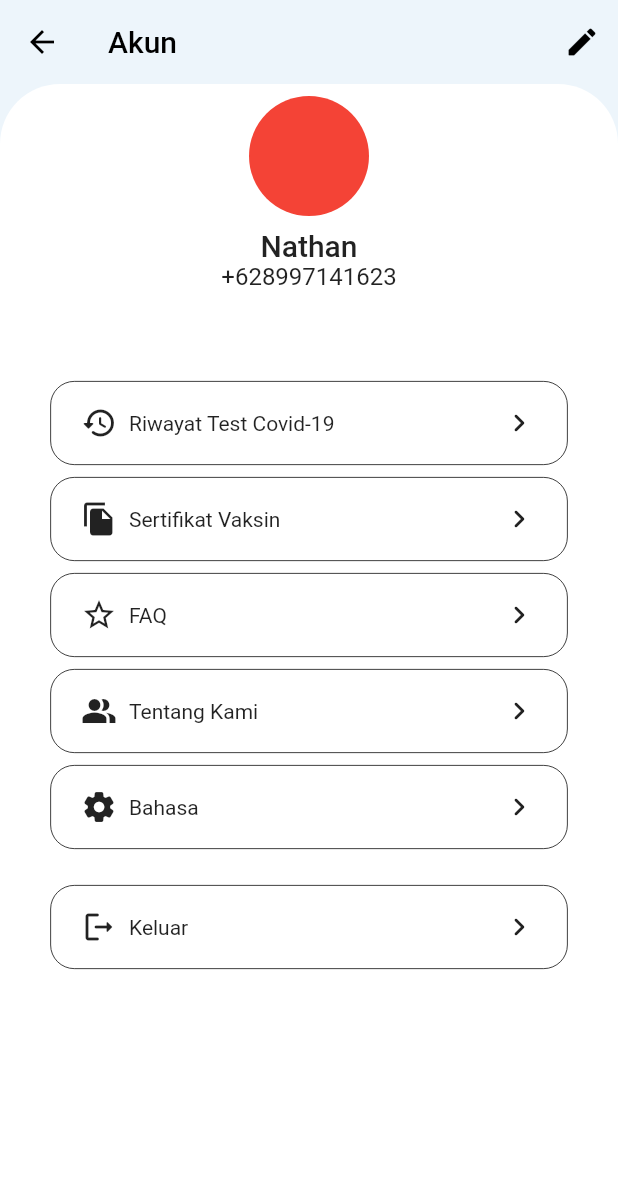
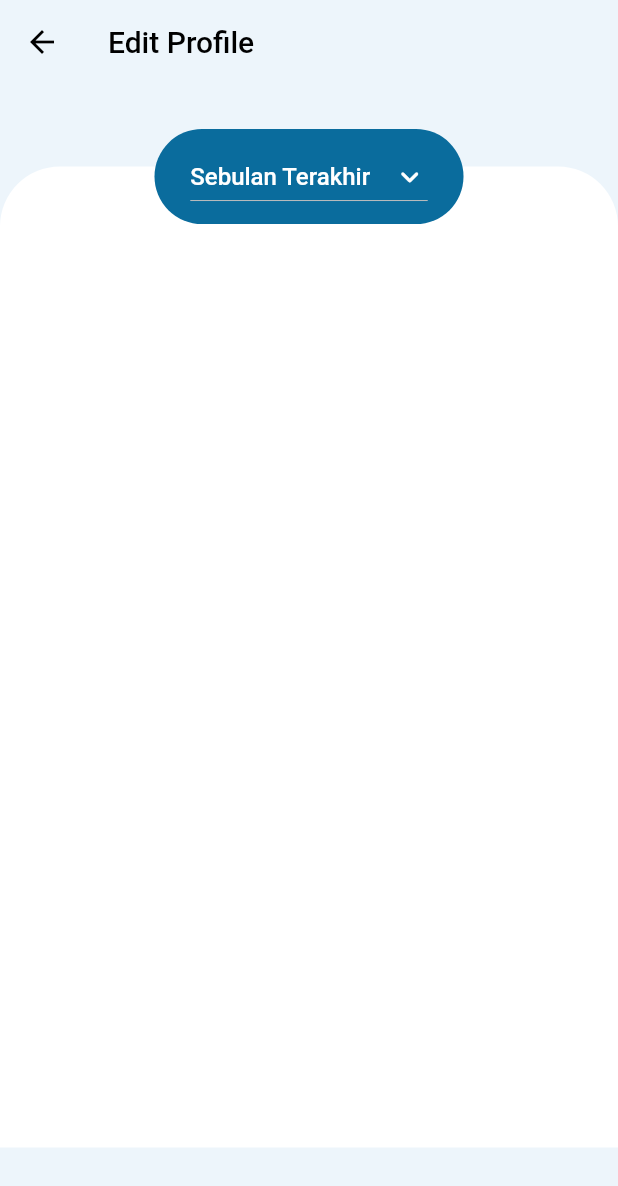
Before and after one commit to vaccination-booking-system/flutter-vaccine-app, a Flutter app: the ProfileScreen screen opened directly, after a tap on "Riwayat Test Covid-19", on a phone screen of 412 x 824 dp. Shown: the top 1186 px of the screen. Run offline on Flutter 3.47's test engine with Material 2 defaults, Android fonts, the phone set to English and light mode, and no system bars; our stand-ins replace carousel_slider, dio, fluttertoast, shared_preferences; accounts and stored records are empty.

Commit message:
Update Login Register and profile

```diff
--- a/evizy/lib/screen/profile/profile_screen.dart
+++ b/evizy/lib/screen/profile/profile_screen.dart
@@ -1,3 +1,5 @@
+import 'package:evizy/screen/profile/edit_profile_screen.dart';
+import 'package:evizy/screen/profile/riwayat_test_covid_screen.dart';
 import 'package:evizy/screen/streams/login_screen.dart';
 import 'package:flutter/material.dart';
 import 'package:flutter/src/foundation/key.dart';
@@ -22,7 +24,12 @@ class ProfileScreen extends StatelessWidget {
         elevation: 0,
         actions: [
           IconButton(
-              onPressed: () {},
+              onPressed: () {
+                Navigator.push(
+                    context,
+                    MaterialPageRoute(
+                        builder: (context) => const EditProfileScreen()));
+              },
               icon: Icon(
                 Icons.mode_edit_rounded,
                 color: Colors.black,
@@ -73,7 +80,13 @@ class ProfileScreen extends StatelessWidget {
                     borderRadius: BorderRadius.all(Radius.circular(16)),
                     color: Colors.transparent),
                 child: GestureDetector(
-                  onTap: () {},
+                  onTap: () {
+                    Navigator.push(
+                        context,
+                        MaterialPageRoute(
+                            builder: (context) =>
+                                const RiwayatTestCovidScreen()));
+                  },
                   child: Padding(
                     padding: const EdgeInsets.only(left: 20, right: 20),
                     child: Row(
--- /dev/null
+++ b/evizy/lib/screen/profile/riwayat_test_covid_screen.dart
@@ -0,0 +1,101 @@
+import 'package:flutter/material.dart';
+import 'package:flutter/src/foundation/key.dart';
+import 'package:flutter/src/widgets/framework.dart';
+
+class RiwayatTestCovidScreen extends StatefulWidget {
+  const RiwayatTestCovidScreen({Key? key}) : super(key: key);
+
+  @override
+  State<RiwayatTestCovidScreen> createState() => _RiwayatTestCovidScreenState();
+}
+
+class _RiwayatTestCovidScreenState extends State<RiwayatTestCovidScreen> {
+  String dropdownValue = 'Sebulan Terakhir';
+
+  @override
+  Widget build(BuildContext context) {
+    return Scaffold(
+      backgroundColor: Color.fromARGB(255, 237, 245, 251),
+      appBar: AppBar(
+        iconTheme: IconThemeData(
+          color: Colors.black,
+        ),
+        title: const Text(
+          'Edit Profile',
+          style: TextStyle(color: Colors.black),
+        ),
+        backgroundColor: Colors.transparent,
+        elevation: 0,
+      ),
+      body: SingleChildScrollView(
+        child: Column(
+          children: [
+            SizedBox(
+              height: 30,
+            ),
+            Stack(
+              children: [
+                Column(
+                  children: [
+                    SizedBox(
+                      height: 25,
+                    ),
+                    Container(
+                      height: MediaQuery.of(context).size.height / 1.26,
+                      width: MediaQuery.of(context).size.width,
+                      decoration: BoxDecoration(
+                          color: Colors.white,
+                          borderRadius: BorderRadius.only(
+                              topLeft: Radius.circular(40),
+                              topRight: Radius.circular(40))),
+                    ),
+                  ],
+                ),
+                Center(
+                  child: Container(
+                    height: MediaQuery.of(context).size.height / 13,
+                    width: MediaQuery.of(context).size.width / 2,
+                    decoration: BoxDecoration(
+                      borderRadius: BorderRadius.all(Radius.circular(90)),
+                      color: Color.fromARGB(255, 10, 108, 157),
+                    ),
+                    child: Center(
+                      child: DropdownButton<String>(
+                        value: dropdownValue,
+                        icon: const Icon(
+                          Icons.keyboard_arrow_down_rounded,
+                          color: Colors.white,
+                        ),
+                        dropdownColor: Color.fromARGB(255, 10, 108, 157),
+                        elevation: 16,
+                        style: const TextStyle(
+                            color: Colors.white,
+                            fontSize: 16,
+                            fontWeight: FontWeight.w500),
+                        onChanged: (String? newValue) {
+                          setState(() {
+                            dropdownValue = newValue!;
+                          });
+                        },
+                        items: <String>[
+                          'Sebulan Terakhir',
+                          'Seminggu Terakhir',
+                          'Setahun Terakhir'
+                        ].map<DropdownMenuItem<String>>((String value) {
+                          return DropdownMenuItem<String>(
+                            value: value,
+                            child: Text(value),
+                          );
+                        }).toList(),
+                      ),
+                    ),
+                  ),
+                ),
+              ],
+            )
+          ],
+        ),
+      ),
+    );
+  }
+}
--- /dev/null
+++ b/evizy/lib/utils/constant/preferences_key.dart
@@ -0,0 +1,3 @@
+class PreferencesKeys {
+  static const String token = 'token';
+}
```
Also changed, not shown: evizy/lib/main.dart (+8 -9 lines), evizy/lib/model/api/services_api.dart (+12 -4 lines), evizy/lib/screen/profile/edit_profile_screen.dart (added, +251 -0 lines), evizy/lib/screen/splash/splash_screen.dart (added, +45 -0 lines), evizy/lib/screen/streams/login_screen.dart (+14 -47 lines), evizy/lib/view_model/auth_view_model.dart (added, +23 -0 lines), evizy/lib/view_model/login_view_model.dart (+12 -4 lines), evizy/lib/view_model/register_view_model.dart (+15 -4 lines), evizy/lib/screen/streams/register_screen.dart (renamed from evizy/lib/screen/streams/register_view_model.dart).
